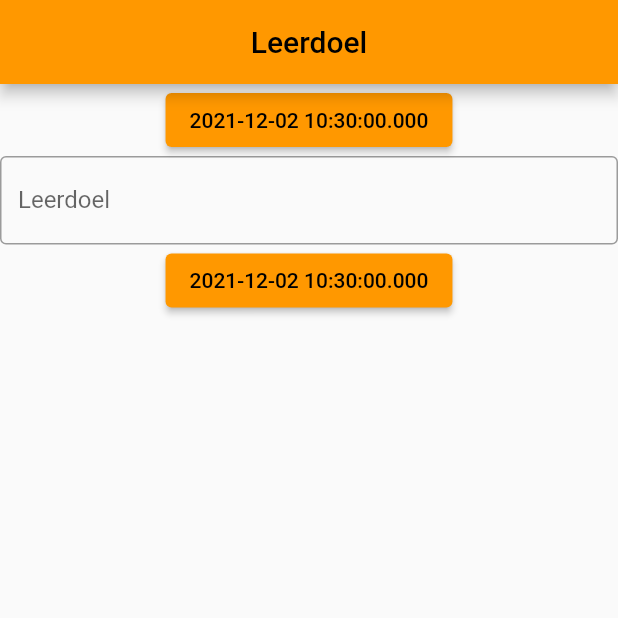
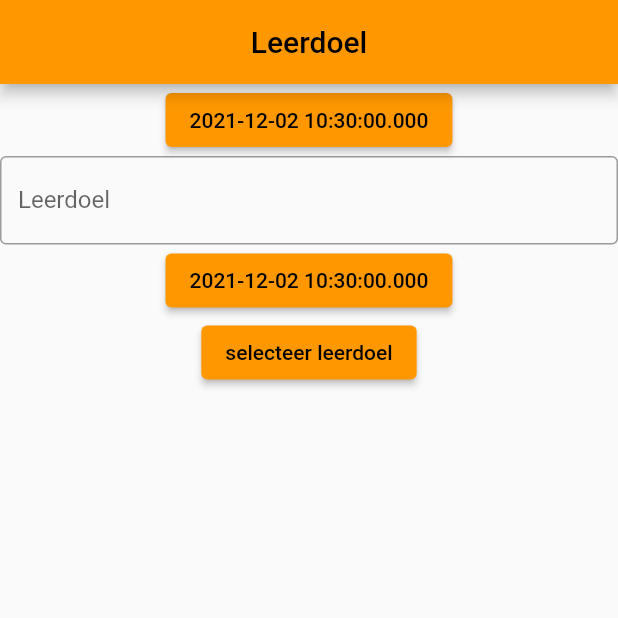
Before and after one commit to YGears/Appverpleegkunde, a Flutter app: the screen it shows after launch, after a tap on "leerdoel", on a phone screen of 412 x 824 dp, the top half of it. Run offline on Flutter 3.47's test engine with Material 2 defaults, Android fonts, the phone set to English and light mode, and no system bars; our stand-ins replace shared_preferences; missing offline and left inert: dart:js.

Commit message:
added a button to select learngoal

```diff
--- a/app_verpleegkunde/lib/screens/create_learning_goal/choose_learning_goal.dart
+++ b/app_verpleegkunde/lib/screens/create_learning_goal/choose_learning_goal.dart
@@ -8,7 +8,6 @@ import 'package:shared_preferences/shared_preferences.dart';
 /// Class to create the Leerdoelen view, making a list of all leerdoelen available.
 /// can favorite leerdoel and look at leerdoelen at a different navigation
 /// Must run using flutter run --no-sound-null-safety because of shared_preferences
-void main() => runApp(MyApp());
 
 class MyApp extends StatelessWidget {
   const MyApp({Key? key}) : super(key: key);
--- a/app_verpleegkunde/lib/screens/learning_goal/learning_goal.dart
+++ b/app_verpleegkunde/lib/screens/learning_goal/learning_goal.dart
@@ -2,6 +2,7 @@ import 'dart:async';
 import 'package:flutter/rendering.dart';
 import '../second.dart';
 import 'package:flutter/material.dart';
+import '../create_learning_goal/choose_learning_goal.dart';
 import 'package:http/http.dart' as http;
 
 class Leerdoel extends StatefulWidget {
@@ -88,6 +89,15 @@ class _LeerDoelState extends State<Leerdoel> {
                 }
               }
             ),
+            ElevatedButton(
+              child: Text("selecteer leerdoel"),
+              onPressed: () => {
+                Navigator.push(
+                    context,
+                    MaterialPageRoute(
+                        builder: (context) => const MyApp()))
+              },
+            ),
           ]),
         ),
       )
```
